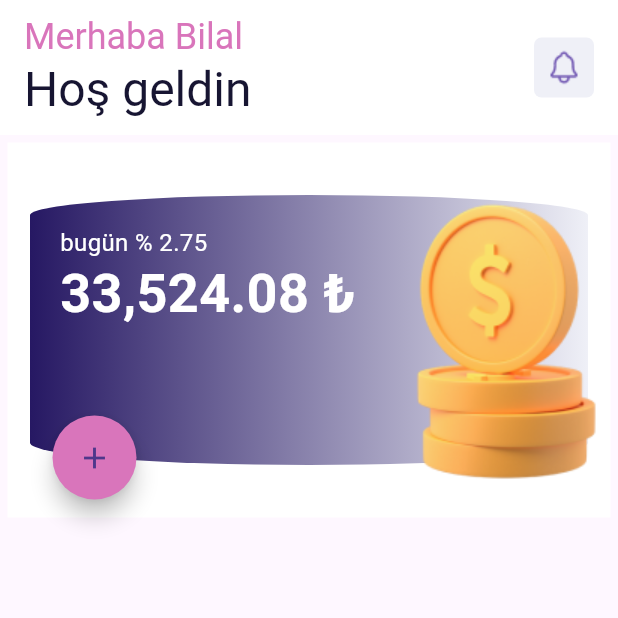
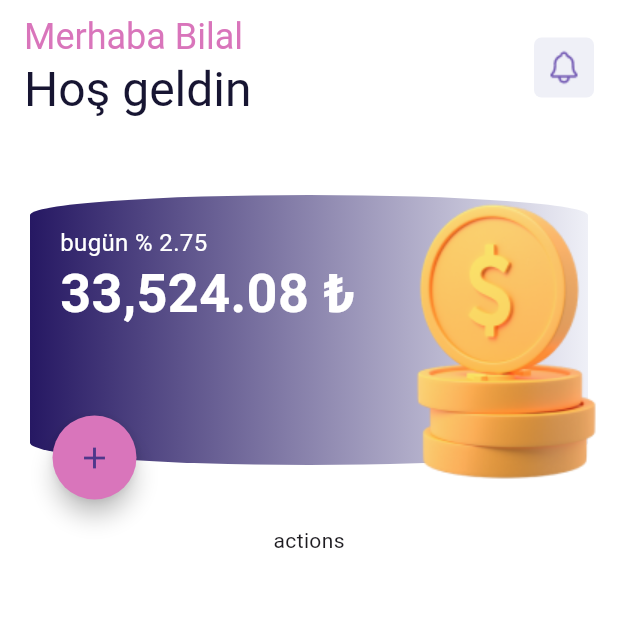
Before and after one commit to bilal-ahmet/crypto_wallet_ui, a Flutter app: the screen it shows after launch, on a phone screen of 412 x 824 dp, the top half of it. Run offline on Flutter 3.47's test engine with Material 3 defaults, Android fonts, the phone set to English and light mode, and no system bars.

Commit message:
start_action_section

```diff
--- a/lib/main.dart
+++ b/lib/main.dart
@@ -60,6 +60,10 @@ class _MyHomePageState extends State<MyHomePage> {
       ),
       body: Container(
         color: UiColors.white,
+        child: Column(
+          children: [
+            Container(
+              color: UiColors.white,
               height: 250,
               margin: const EdgeInsets.all(5),
               child: Stack(
@@ -114,6 +118,10 @@ class _MyHomePageState extends State<MyHomePage> {
                 ],
               ),
             ),
+            Text("actions")
+          ],
+        ),
+      ),
     );
   }
 }
```
Lines whose indentation alone changed are shown as unchanged.
